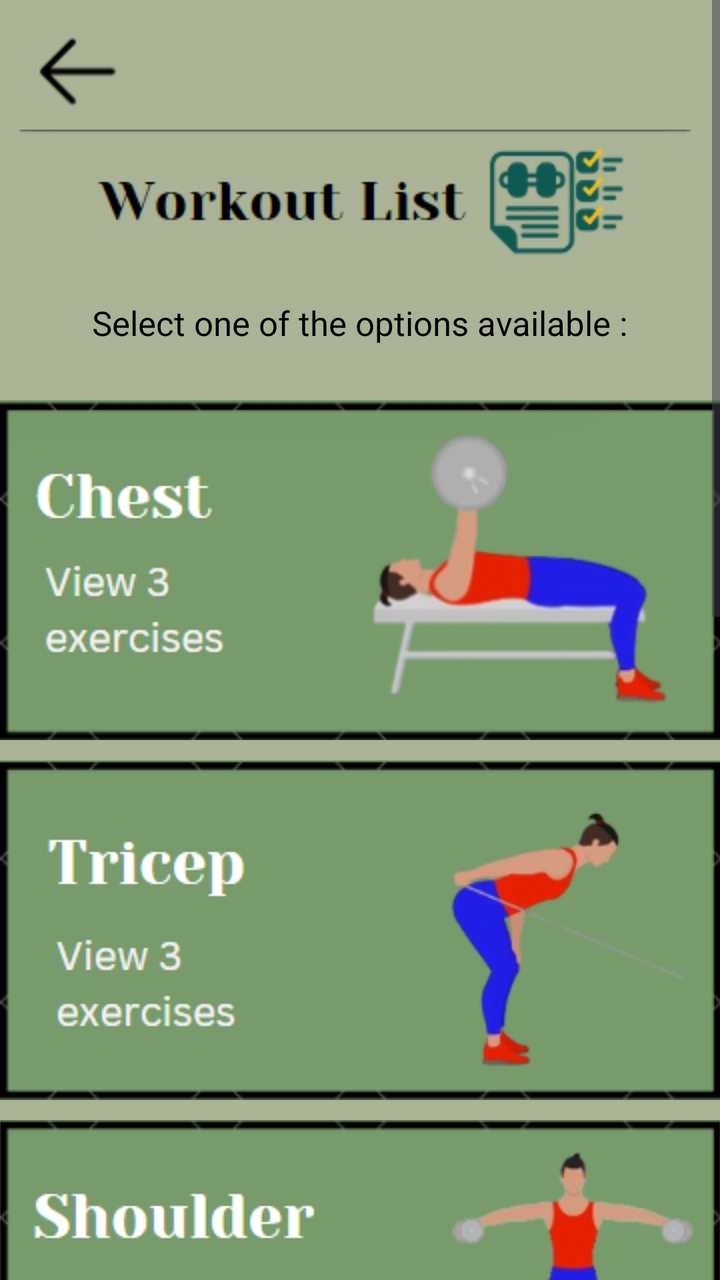
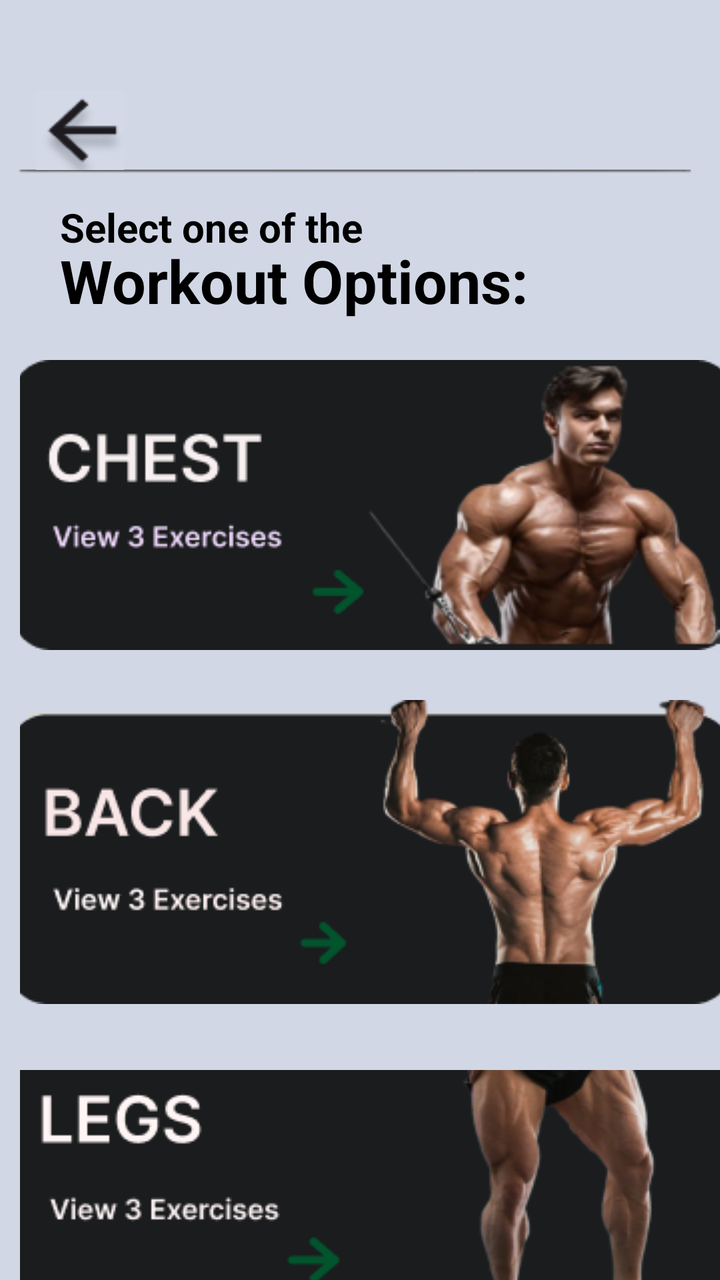

The first picture is an Android layout as it rendered before a commit; the second is the same layout after the commit. The layout source and the unified diff follow.
<!-- AndroidManifest.xml: application theme Theme.Accurepp -->
<!-- res/layout/activity_workoutlist.xml -->
<?xml version="1.0" encoding="utf-8"?>
<RelativeLayout xmlns:android="http://schemas.android.com/apk/res/android"
    xmlns:app="http://schemas.android.com/apk/res-auto"
    xmlns:tools="http://schemas.android.com/tools"
    android:id="@+id/main"
    android:layout_width="match_parent"
    android:layout_height="match_parent"
    tools:context=".workoutlist"
    android:background="#AAB396">

    <ScrollView
        android:layout_width="match_parent"
        android:layout_height="match_parent"
        android:fillViewport="true">

        <RelativeLayout
            android:layout_width="match_parent"
            android:layout_height="wrap_content">

            <ImageView
                android:layout_width="wrap_content"
                android:layout_height="wrap_content"
                android:src="@drawable/line"
                android:layout_centerHorizontal="true"
                android:layout_marginTop="50dp" />

            <ImageView
                android:layout_width="wrap_content"
                android:layout_height="wrap_content"
                android:src="@drawable/wrklist"
                android:layout_marginTop="70dp"
                android:layout_centerHorizontal="true" />

            <ImageButton
                android:layout_width="50dp"
                android:layout_height="50dp"
                android:src="@drawable/backbutt"
                android:id="@+id/bac"
                android:layout_marginTop="10dp"
                android:layout_marginStart="15dp" />

            <TextView
                android:layout_width="wrap_content"
                android:layout_height="wrap_content"
                android:text="Select one of the options available :"
                android:textColor="@color/black"
                android:layout_marginTop="150dp"
                android:textSize="17dp"
                android:layout_centerHorizontal="true" />

            <ImageButton
                android:layout_width="wrap_content"
                android:layout_height="wrap_content"
                android:id="@+id/chest"
                android:src="@drawable/chest"
                android:layout_marginTop="200dp"
                android:padding="0dp"
                android:layout_centerHorizontal="true" />

            <ImageButton
                android:layout_width="wrap_content"
                android:layout_height="wrap_content"
                android:id="@+id/tri"
                android:src="@drawable/tricep"
                android:layout_marginTop="380dp"
                android:padding="0dp"
                android:layout_centerHorizontal="true" />

            <ImageButton
                android:layout_width="wrap_content"
                android:layout_height="wrap_content"
                android:id="@+id/should"
                android:src="@drawable/shoulder"
                android:layout_marginTop="560dp"
                android:padding="0dp"
                android:layout_centerHorizontal="true" />

            <ImageButton
                android:layout_width="wrap_content"
                android:layout_height="wrap_content"
                android:id="@+id/back"
                android:src="@drawable/back"
                android:layout_marginTop="740dp"
                android:padding="0dp"
                android:layout_centerHorizontal="true" />

            <ImageButton
                android:layout_width="wrap_content"
                android:layout_height="wrap_content"
                android:id="@+id/bicep"
                android:src="@drawable/bicep"
                android:layout_marginTop="920dp"
                android:padding="0dp"
                android:layout_centerHorizontal="true" />
            <ImageButton
                android:layout_width="wrap_content"
                android:layout_height="wrap_content"
                android:id="@+id/legs"
                android:src="@drawable/legs"
                android:layout_marginTop="1100dp"
                android:padding="0dp"
                android:layout_centerHorizontal="true"
                />
            <TextView
                android:layout_width="wrap_content"
                android:layout_height="wrap_content"
                android:layout_marginTop="1310dp"/>





        </RelativeLayout>


    </ScrollView>

</RelativeLayout>
<!-- resources referenced by this layout -->
<resources>
  <color name="black">#FF000000</color>
  <!-- drawable back: png bitmap (drawable, 26186 bytes) -->
  <!-- drawable backbutt: png bitmap (drawable, 805 bytes) -->
  <!-- drawable bicep: png bitmap (drawable, 19473 bytes) -->
  <!-- drawable chest: png bitmap (drawable, 24324 bytes) -->
  <!-- drawable legs: png bitmap (drawable, 25516 bytes) -->
  <!-- drawable line: png bitmap (drawable, 732 bytes) -->
  <!-- drawable shoulder: png bitmap (drawable, 19780 bytes) -->
  <!-- drawable tricep: png bitmap (drawable, 18117 bytes) -->
  <!-- drawable wrklist: png bitmap (drawable, 5994 bytes) -->
  <style name="Theme.Accurepp" parent="Base.Theme.Accurepp" />
  <style name="Base.Theme.Accurepp" parent="Theme.Material3.DayNight.NoActionBar">
          
          
      </style>
</resources>

<!-- the commit's change to res/layout/activity_workoutlist.xml (unified diff, before → after) -->
@@ -1,4 +1,3 @@
-<?xml version="1.0" encoding="utf-8"?>
 <RelativeLayout xmlns:android="http://schemas.android.com/apk/res/android"
     xmlns:app="http://schemas.android.com/apk/res-auto"
     xmlns:tools="http://schemas.android.com/tools"
@@ -6,113 +5,84 @@
     android:layout_width="match_parent"
     android:layout_height="match_parent"
     tools:context=".workoutlist"
-    android:background="#AAB396">
-
-    <ScrollView
-        android:layout_width="match_parent"
-        android:layout_height="match_parent"
-        android:fillViewport="true">
-
-        <RelativeLayout
-            android:layout_width="match_parent"
-            android:layout_height="wrap_content">
-
-            <ImageView
-                android:layout_width="wrap_content"
-                android:layout_height="wrap_content"
-                android:src="@drawable/line"
-                android:layout_centerHorizontal="true"
-                android:layout_marginTop="50dp" />
-
-            <ImageView
-                android:layout_width="wrap_content"
-                android:layout_height="wrap_content"
-                android:src="@drawable/wrklist"
-                android:layout_marginTop="70dp"
-                android:layout_centerHorizontal="true" />
-
-            <ImageButton
-                android:layout_width="50dp"
-                android:layout_height="50dp"
-                android:src="@drawable/backbutt"
-                android:id="@+id/bac"
-                android:layout_marginTop="10dp"
-                android:layout_marginStart="15dp" />
-
-            <TextView
-                android:layout_width="wrap_content"
-                android:layout_height="wrap_content"
-                android:text="Select one of the options available :"
-                android:textColor="@color/black"
-                android:layout_marginTop="150dp"
-                android:textSize="17dp"
-                android:layout_centerHorizontal="true" />
-
-            <ImageButton
-                android:layout_width="wrap_content"
-                android:layout_height="wrap_content"
-                android:id="@+id/chest"
-                android:src="@drawable/chest"
-                android:layout_marginTop="200dp"
-                android:padding="0dp"
-                android:layout_centerHorizontal="true" />
-
-            <ImageButton
-                android:layout_width="wrap_content"
-                android:layout_height="wrap_content"
-                android:id="@+id/tri"
-                android:src="@drawable/tricep"
-                android:layout_marginTop="380dp"
-                android:padding="0dp"
-                android:layout_centerHorizontal="true" />
-
-            <ImageButton
-                android:layout_width="wrap_content"
-                android:layout_height="wrap_content"
-                android:id="@+id/should"
-                android:src="@drawable/shoulder"
-                android:layout_marginTop="560dp"
-                android:padding="0dp"
-                android:layout_centerHorizontal="true" />
-
-            <ImageButton
-                android:layout_width="wrap_content"
-                android:layout_height="wrap_content"
-                android:id="@+id/back"
-                android:src="@drawable/back"
-                android:layout_marginTop="740dp"
-                android:padding="0dp"
-                android:layout_centerHorizontal="true" />
-
-            <ImageButton
-                android:layout_width="wrap_content"
-                android:layout_height="wrap_content"
-                android:id="@+id/bicep"
-                android:src="@drawable/bicep"
-                android:layout_marginTop="920dp"
-                android:padding="0dp"
-                android:layout_centerHorizontal="true" />
-            <ImageButton
-                android:layout_width="wrap_content"
-                android:layout_height="wrap_content"
-                android:id="@+id/legs"
-                android:src="@drawable/legs"
-                android:layout_marginTop="1100dp"
-                android:padding="0dp"
-                android:layout_centerHorizontal="true"
-                />
-            <TextView
-                android:layout_width="wrap_content"
-                android:layout_height="wrap_content"
-                android:layout_marginTop="1310dp"/>
+    android:background="#D1D7E5">
 
 
 
 
 
-        </RelativeLayout>
+    <ImageView
+        android:layout_width="wrap_content"
+        android:layout_height="wrap_content"
+        android:src="@drawable/line"
+        android:layout_centerHorizontal="true"
+        android:layout_marginTop="70dp" />
 
 
-    </ScrollView>
+
+    <ImageButton
+        android:layout_width="50dp"
+        android:layout_height="50dp"
+        android:src="@drawable/unnamed"
+        android:id="@+id/bac"
+        android:layout_marginTop="40dp"
+        android:layout_marginStart="15dp" />
+
+    <TextView
+        android:layout_width="wrap_content"
+        android:layout_height="wrap_content"
+        android:text="Select one of the "
+        android:textColor="@color/black"
+        android:layout_marginTop="100dp"
+        android:textSize="20dp"
+        android:textStyle="bold"
+        android:layout_marginStart="30dp"/>
+
+    <TextView
+        android:layout_width="wrap_content"
+        android:layout_height="wrap_content"
+        android:layout_marginStart="30dp"
+        android:layout_marginTop="120dp"
+        android:text="Workout Options: "
+        android:textColor="@color/black"
+        android:textSize="30dp"
+        android:textStyle="bold" />
+
+    <ImageButton
+        android:layout_width="wrap_content"
+        android:layout_height="wrap_content"
+        android:id="@+id/chest"
+        android:src="@drawable/chest"
+        android:layout_marginTop="180dp"
+        android:padding="0dp"
+        android:layout_marginStart="10dp" />
+
+    <ImageButton
+        android:id="@+id/back"
+        android:layout_width="wrap_content"
+        android:layout_height="wrap_content"
+        android:layout_alignParentStart="true"
+        android:layout_marginStart="10dp"
+        android:layout_marginTop="350dp"
+        android:padding="0dp"
+        android:src="@drawable/back" />
+
+    <ImageButton
+        android:id="@+id/legs"
+        android:layout_width="wrap_content"
+        android:layout_height="wrap_content"
+        android:layout_marginStart="10dp"
+        android:layout_marginTop="535dp"
+        android:padding="0dp"
+        android:src="@drawable/legs" />
+
+    <TextView
+        android:layout_width="wrap_content"
+        android:layout_height="wrap_content"
+        android:layout_marginTop="1310dp"/>
+
+
+
+
 
 </RelativeLayout>
<!-- resource entries referenced after the edit -->
@@ -1,15 +1,11 @@
 <!-- resources referenced by this layout -->
 <resources>
   <color name="black">#FF000000</color>
-  <!-- drawable back: png bitmap (drawable, 26186 bytes) -->
-  <!-- drawable backbutt: png bitmap (drawable, 805 bytes) -->
-  <!-- drawable bicep: png bitmap (drawable, 19473 bytes) -->
-  <!-- drawable chest: png bitmap (drawable, 24324 bytes) -->
-  <!-- drawable legs: png bitmap (drawable, 25516 bytes) -->
+  <!-- drawable back: png bitmap (drawable, 32213 bytes) -->
+  <!-- drawable chest: png bitmap (drawable, 35127 bytes) -->
+  <!-- drawable legs: png bitmap (drawable, 28277 bytes) -->
   <!-- drawable line: png bitmap (drawable, 732 bytes) -->
-  <!-- drawable shoulder: png bitmap (drawable, 19780 bytes) -->
-  <!-- drawable tricep: png bitmap (drawable, 18117 bytes) -->
-  <!-- drawable wrklist: png bitmap (drawable, 5994 bytes) -->
+  <!-- drawable unnamed: png bitmap (drawable, 1525 bytes) -->
   <style name="Theme.Accurepp" parent="Base.Theme.Accurepp" />
   <style name="Base.Theme.Accurepp" parent="Theme.Material3.DayNight.NoActionBar">
           
